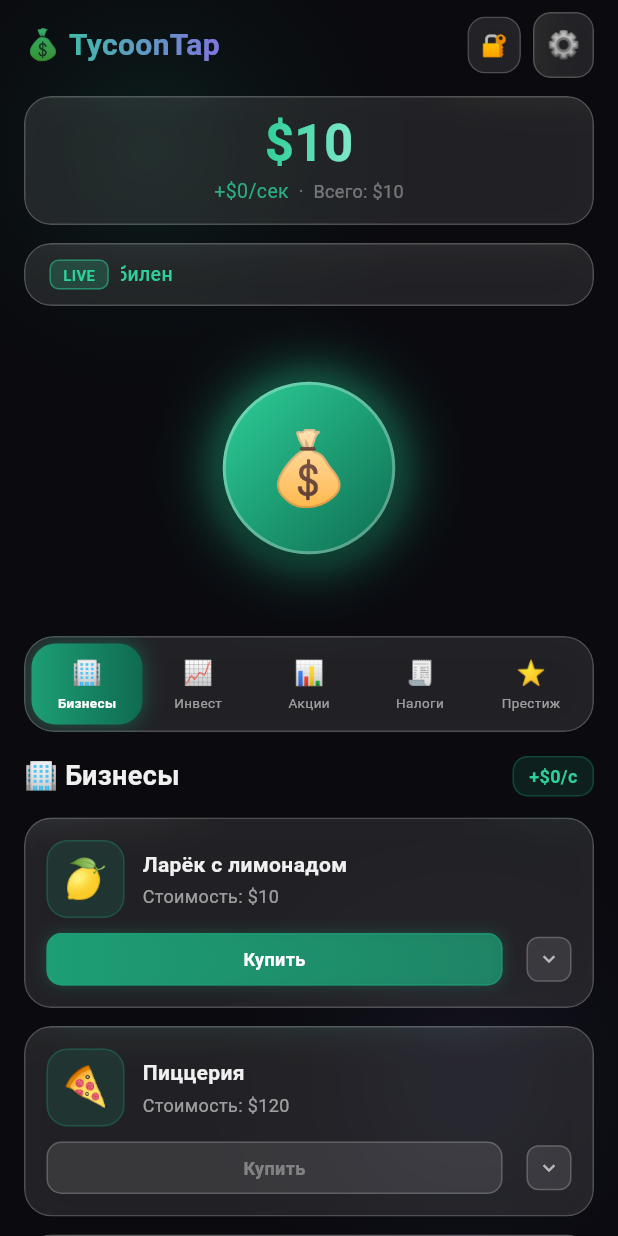
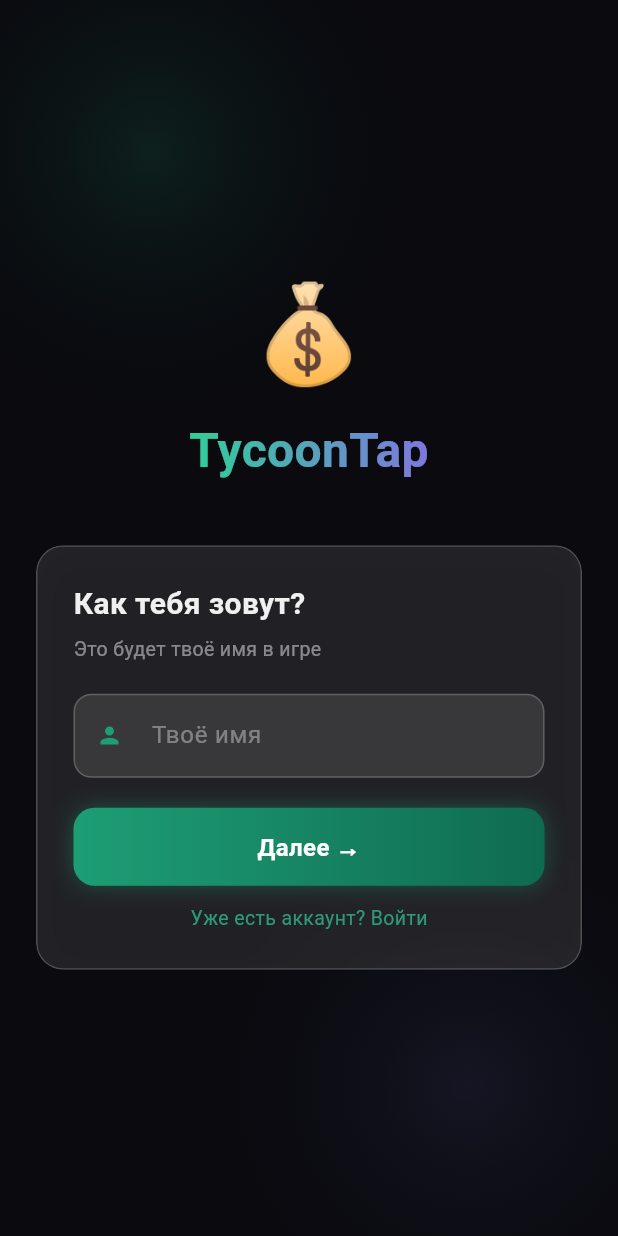
Before and after one commit to sisimba6769/tycoon-tap2, a Flutter app: the screen it shows after launch, on a phone screen of 412 x 824 dp. Run offline on Flutter 3.47's test engine with Material 3 defaults, Android fonts, the phone set to English and light mode, and no system bars; our stand-ins replace audioplayers, fl_chart, flutter_riverpod, go_router, hive_flutter; accounts and stored records are empty.

Commit message:
add auth system

```diff
--- a/lib/main.dart
+++ b/lib/main.dart
@@ -3,8 +3,10 @@ import 'package:flutter/services.dart';
 import 'package:flutter_riverpod/flutter_riverpod.dart';
 import 'package:hive_flutter/hive_flutter.dart';
 import 'core/services/hive_service.dart';
-import 'core/router.dart';
+import 'core/services/auth_service.dart';
 import 'core/theme.dart';
+import 'screens/auth_screen.dart';
+import 'screens/main_screen.dart';
 
 void main() async {
   WidgetsFlutterBinding.ensureInitialized();
@@ -22,15 +24,31 @@ class TycoonTapApp extends ConsumerWidget {
 
   @override
   Widget build(BuildContext context, WidgetRef ref) {
-    final router = ref.watch(appRouterProvider);
     final isDark = ref.watch(themeProvider);
-    return MaterialApp.router(
+    return MaterialApp(
       title: 'TycoonTap',
       debugShowCheckedModeBanner: false,
       theme: AppTheme.lightTheme,
       darkTheme: AppTheme.darkTheme,
       themeMode: isDark ? ThemeMode.dark : ThemeMode.light,
-      routerConfig: router,
+      home: AuthService.isLoggedIn ? const MainScreen() : _AuthWrapper(),
     );
   }
 }
+
+class _AuthWrapper extends StatefulWidget {
+  @override
+  State<_AuthWrapper> createState() => _AuthWrapperState();
+}
+
+class _AuthWrapperState extends State<_AuthWrapper> {
+  bool _authed = false;
+
+  @override
+  Widget build(BuildContext context) {
+    if (_authed) return const MainScreen();
+    return AuthScreen(
+      onSuccess: () => setState(() => _authed = true),
+    );
+  }
+}
--- /dev/null
+++ b/lib/screens/auth_screen.dart
@@ -0,0 +1,268 @@
+import 'package:flutter/material.dart';
+import 'package:flutter/services.dart';
+import 'package:hive_flutter/hive_flutter.dart';
+import '../core/theme.dart';
+import '../core/services/auth_service.dart';
+import '../widgets/glass_container.dart';
+import '../widgets/game_background.dart';
+
+class AuthScreen extends StatefulWidget {
+  final VoidCallback onSuccess;
+  const AuthScreen({super.key, required this.onSuccess});
+
+  @override
+  State<AuthScreen> createState() => _AuthScreenState();
+}
+
+class _AuthScreenState extends State<AuthScreen> {
+  final _usernameController = TextEditingController();
+  final _passwordController = TextEditingController();
+  bool _isLogin = false;
+  bool _loading = false;
+  String _error = '';
+  int _step = 0; // 0 = имя, 1 = пароль
+
+  void _next() async {
+    if (_step == 0) {
+      final name = _usernameController.text.trim();
+      if (name.isEmpty) {
+        setState(() => _error = 'Введи своё имя!');
+        return;
+      }
+      setState(() { _step = 1; _error = ''; });
+      return;
+    }
+
+    final username = _usernameController.text.trim();
+    final password = _passwordController.text.trim();
+    if (password.isEmpty) {
+      setState(() => _error = 'Введи пароль!');
+      return;
+    }
+
+    setState(() { _loading = true; _error = ''; });
+
+    Map<String, dynamic> result;
+    if (_isLogin) {
+      result = await AuthService.login(username, password);
+    } else {
+      result = await AuthService.register(username, password);
+    }
+
+    setState(() => _loading = false);
+
+    if (result.containsKey('error')) {
+      setState(() => _error = result['error']);
+      return;
+    }
+
+    final box = Hive.box('settings');
+    box.put('userId', result['userId']);
+    box.put('username', username);
+
+    widget.onSuccess();
+  }
+
+  @override
+  Widget build(BuildContext context) {
+    return Scaffold(
+      body: GameBackground(
+        child: SafeArea(
+          child: Center(
+            child: Padding(
+              padding: const EdgeInsets.all(24),
+              child: Column(
+                mainAxisAlignment: MainAxisAlignment.center,
+                children: [
+                  const Text('💰', style: TextStyle(fontSize: 64)),
+                  const SizedBox(height: 8),
+                  ShaderMask(
+                    shaderCallback: (bounds) => const LinearGradient(
+                      colors: [AppColors.accentLight, AppColors.purple],
+                    ).createShader(bounds),
+                    child: const Text(
+                      'TycoonTap',
+                      style: TextStyle(
+                        color: Colors.white,
+                        fontSize: 32,
+                        fontWeight: FontWeight.bold,
+                      ),
+                    ),
+                  ),
+                  const SizedBox(height: 40),
+                  GlassContainer(
+                    padding: const EdgeInsets.all(24),
+                    child: Column(
+                      crossAxisAlignment: CrossAxisAlignment.start,
+                      children: [
+                        Text(
+                          _step == 0
+                              ? (_isLogin ? 'Добро пожаловать!' : 'Как тебя зовут?')
+                              : (_isLogin ? 'Введи пароль' : 'Придумай пароль'),
+                          style: const TextStyle(
+                            color: AppColors.textColor,
+                            fontSize: 20,
+                            fontWeight: FontWeight.bold,
+                          ),
+                        ),
+                        const SizedBox(height: 6),
+                        Text(
+                          _step == 0
+                              ? 'Это будет твоё имя в игре'
+                              : (_isLogin ? 'Чтобы войти в аккаунт' : 'Запомни его — он нужен для входа'),
+                          style: TextStyle(
+                            color: AppColors.textColor.withOpacity(0.5),
+                            fontSize: 13,
+                          ),
+                        ),
+                        const SizedBox(height: 20),
+                        if (_step == 0)
+                          _buildInput(
+                            controller: _usernameController,
+                            hint: 'Твоё имя',
+                            icon: Icons.person,
+                          ),
+                        if (_step == 1) ...[
+                          GlassContainer(
+                            padding: const EdgeInsets.symmetric(horizontal: 12, vertical: 8),
+                            child: Row(
+                              children: [
+                                const Icon(Icons.person, color: AppColors.accent, size: 18),
+                                const SizedBox(width: 8),
+                                Text(
+                                  _usernameController.text,
+                                  style: const TextStyle(
+                                    color: AppColors.accentLight,
+                                    fontWeight: FontWeight.bold,
+                                  ),
+                                ),
+                              ],
+                            ),
+                          ),
+                          const SizedBox(height: 12),
+                          _buildInput(
+                            controller: _passwordController,
+                            hint: 'Пароль',
+                            icon: Icons.lock,
+                            obscure: true,
+                          ),
+                        ],
+                        if (_error.isNotEmpty) ...[
+                          const SizedBox(height: 8),
+                          Text(
+                            _error,
+                            style: const TextStyle(color: Color(0xFFE74C3C), fontSize: 13),
+                          ),
+                        ],
+                        const SizedBox(height: 20),
+                        SizedBox(
+                          width: double.infinity,
+                          child: GestureDetector(
+                            onTap: _loading ? null : _next,
+                            child: Container(
+                              padding: const EdgeInsets.symmetric(vertical: 14),
+                              decoration: BoxDecoration(
+                                gradient: const LinearGradient(
+                                  colors: [AppColors.accent, Color(0xFF0F6B50)],
+                                ),
+                                borderRadius: BorderRadius.circular(14),
+                                boxShadow: [
+                                  BoxShadow(
+                                    color: AppColors.accent.withOpacity(0.4),
+                                    blurRadius: 12,
+                                  ),
+                                ],
+                              ),
+                              child: _loading
+                                  ? const Center(
+                                      child: SizedBox(
+                                        width: 20,
+                                        height: 20,
+                                        child: CircularProgressIndicator(
+                                          color: Colors.white,
+                                          strokeWidth: 2,
+                                        ),
+                                      ),
+                                    )
+                                  : Text(
+                                      _step == 0 ? 'Далее →' : (_isLogin ? 'Войти' : 'Начать игру!'),
+                                      textAlign: TextAlign.center,
+                                      style: const TextStyle(
+                                        color: Colors.white,
+                                        fontSize: 16,
+                                        fontWeight: FontWeight.bold,
+                                      ),
+                                    ),
+                            ),
+                          ),
+                        ),
+                        const SizedBox(height: 12),
+                        Center(
+                          child: GestureDetector(
+                            onTap: () => setState(() {
+                              _isLogin = !_isLogin;
+                              _step = 0;
+                              _error = '';
+                              _passwordController.clear();
+                            }),
+                            child: Text(
+                              _isLogin ? 'Нет аккаунта? Зарегистрироваться' : 'Уже есть аккаунт? Войти',
+                              style: TextStyle(
+                                color: AppColors.accentLight.withOpacity(0.7),
+                                fontSize: 13,
+                              ),
+                            ),
+                          ),
+                        ),
+                      ],
+                    ),
+                  ),
+                ],
+              ),
+            ),
+          ),
+        ),
+      ),
+    );
+  }
+
+  Widget _buildInput({
+    required TextEditingController controller,
+    required String hint,
+    required IconData icon,
+    bool obscure = false,
+  }) {
+    return TextField(
+      controller: controller,
+      obscureText: obscure,
+      style: const TextStyle(color: AppColors.textColor),
+      decoration: InputDecoration(
+        hintText: hint,
+        hintStyle: TextStyle(color: AppColors.textColor.withOpacity(0.4)),
+        prefixIcon: Icon(icon, color: AppColors.accent, size: 18),
+        filled: true,
+        fillColor: AppColors.glass,
+        border: OutlineInputBorder(
+          borderRadius: BorderRadius.circular(12),
+          borderSide: const BorderSide(color: AppColors.glassBorder),
+        ),
+        enabledBorder: OutlineInputBorder(
+          borderRadius: BorderRadius.circular(12),
+          borderSide: const BorderSide(color: AppColors.glassBorder),
+        ),
+        focusedBorder: OutlineInputBorder(
+          borderRadius: BorderRadius.circular(12),
+          borderSide: const BorderSide(color: AppColors.accent),
+        ),
+      ),
+      onSubmitted: (_) => _next(),
+    );
+  }
+
+  @override
+  void dispose() {
+    _usernameController.dispose();
+    _passwordController.dispose();
+    super.dispose();
+  }
+}
```
Also changed, not shown: lib/core/services/auth_service.dart (added, +70 -0 lines).
